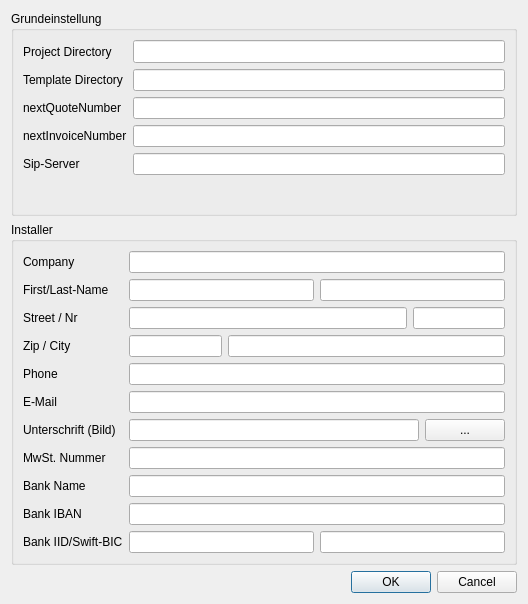
Qt form Ui/Preferences.ui (GnuSolar/GnuSolar) before a commit.
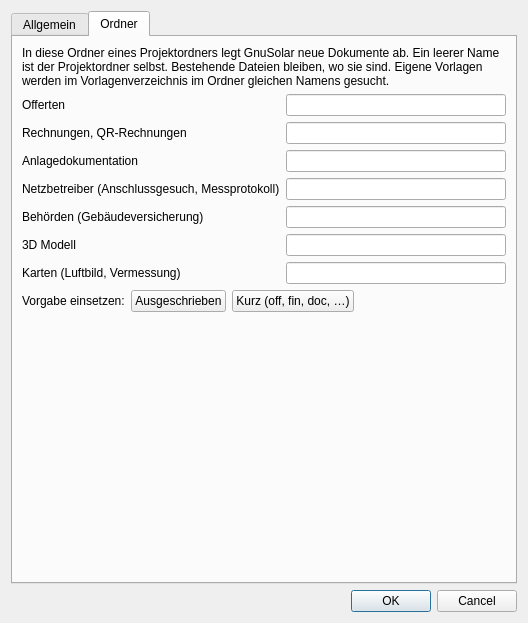
The same form after that commit. The open tabs and pages were chosen to show the change.

Commit message:
Folders of new documents are named by the installer
The folders GnuSolar creates documents in (off, fin, doc, evu, gov, cad,
gis) were fixed in the code. They are a setting now: preferences, tab
"Ordner", stored in config.json as "folders".

A new installation gets written out names (Offerten, Rechnungen, ...). A
config file without folder names is from before the setting and keeps the
short names, so nothing changes for existing projects. The installer's own
templates are searched in the folder of the same name in the template
directory. Documents a project file already lists are never moved.

What changed in the file:
```diff
--- a/Ui/Preferences.ui
+++ b/Ui/Preferences.ui
@@ -18,6 +18,16 @@
   </property>
   <layout class="QVBoxLayout" name="verticalLayout">
    <item>
+    <widget class="QTabWidget" name="tabWidget">
+     <property name="currentIndex">
+      <number>0</number>
+     </property>
+     <widget class="QWidget" name="tabGeneral">
+      <attribute name="title">
+       <string>Allgemein</string>
+      </attribute>
+      <layout class="QVBoxLayout" name="verticalLayout_2">
+       <item>
     <widget class="QGroupBox" name="groupBox_2">
      <property name="sizePolicy">
       <sizepolicy hsizetype="Preferred" vsizetype="Preferred">
@@ -435,6 +445,161 @@
        </layout>
       </item>
      </layout>
+        </widget>
+       </item>
+      </layout>
+     </widget>
+     <widget class="QWidget" name="tabFolders">
+      <attribute name="title">
+       <string>Ordner</string>
+      </attribute>
+      <layout class="QVBoxLayout" name="verticalLayout_3">
+       <item>
+        <widget class="QLabel" name="foldersInfo">
+         <property name="text">
+          <string>In diese Ordner eines Projektordners legt GnuSolar neue Dokumente ab. Ein leerer Name ist der Projektordner selbst. Bestehende Dateien bleiben, wo sie sind. Eigene Vorlagen werden im Vorlagenverzeichnis im Ordner gleichen Namens gesucht.</string>
+         </property>
+         <property name="wordWrap">
+          <bool>true</bool>
+         </property>
+        </widget>
+       </item>
+       <item>
+        <layout class="QFormLayout" name="formLayout_3">
+         <property name="fieldGrowthPolicy">
+          <enum>QFormLayout::AllNonFixedFieldsGrow</enum>
+         </property>
+         <item row="0" column="0">
+          <widget class="QLabel" name="folderLabel_quotes">
+           <property name="text">
+            <string>Offerten</string>
+           </property>
+          </widget>
+         </item>
+         <item row="0" column="1">
+          <widget class="QLineEdit" name="folder_quotes"/>
+         </item>
+         <item row="1" column="0">
+          <widget class="QLabel" name="folderLabel_invoices">
+           <property name="text">
+            <string>Rechnungen, QR-Rechnungen</string>
+           </property>
+          </widget>
+         </item>
+         <item row="1" column="1">
+          <widget class="QLineEdit" name="folder_invoices"/>
+         </item>
+         <item row="2" column="0">
+          <widget class="QLabel" name="folderLabel_documentation">
+           <property name="text">
+            <string>Anlagedokumentation</string>
+           </property>
+          </widget>
+         </item>
+         <item row="2" column="1">
+          <widget class="QLineEdit" name="folder_documentation"/>
+         </item>
+         <item row="3" column="0">
+          <widget class="QLabel" name="folderLabel_gridOperator">
+           <property name="text">
+            <string>Netzbetreiber (Anschlussgesuch, Messprotokoll)</string>
+           </property>
+          </widget>
+         </item>
+         <item row="3" column="1">
+          <widget class="QLineEdit" name="folder_gridOperator"/>
+         </item>
+         <item row="4" column="0">
+          <widget class="QLabel" name="folderLabel_authorities">
+           <property name="text">
+            <string>Behörden (Gebäudeversicherung)</string>
+           </property>
+          </widget>
+         </item>
+         <item row="4" column="1">
+          <widget class="QLineEdit" name="folder_authorities"/>
+         </item>
+         <item row="5" column="0">
+          <widget class="QLabel" name="folderLabel_plans">
+           <property name="text">
+            <string>3D Modell</string>
+           </property>
+          </widget>
+         </item>
+         <item row="5" column="1">
+          <widget class="QLineEdit" name="folder_plans"/>
+         </item>
+         <item row="6" column="0">
+          <widget class="QLabel" name="folderLabel_maps">
+           <property name="text">
+            <string>Karten (Luftbild, Vermessung)</string>
+           </property>
+          </widget>
+         </item>
+         <item row="6" column="1">
+          <widget class="QLineEdit" name="folder_maps"/>
+         </item>
+        </layout>
+       </item>
+       <item>
+        <layout class="QHBoxLayout" name="horizontalLayout_7">
+         <item>
+          <widget class="QLabel" name="folderPresetLabel">
+           <property name="text">
+            <string>Vorgabe einsetzen:</string>
+           </property>
+          </widget>
+         </item>
+         <item>
+          <widget class="QPushButton" name="folderPresetLong">
+           <property name="text">
+            <string>Ausgeschrieben</string>
+           </property>
+           <property name="autoDefault">
+            <bool>false</bool>
+           </property>
+          </widget>
+         </item>
+         <item>
+          <widget class="QPushButton" name="folderPresetShort">
+           <property name="text">
+            <string>Kurz (off, fin, doc, …)</string>
+           </property>
+           <property name="autoDefault">
+            <bool>false</bool>
+           </property>
+          </widget>
+         </item>
+         <item>
+          <spacer name="horizontalSpacer">
+           <property name="orientation">
+            <enum>Qt::Horizontal</enum>
+           </property>
+           <property name="sizeHint" stdset="0">
+            <size>
+             <width>40</width>
+             <height>20</height>
+            </size>
+           </property>
+          </spacer>
+         </item>
+        </layout>
+       </item>
+       <item>
+        <spacer name="verticalSpacer">
+         <property name="orientation">
+          <enum>Qt::Vertical</enum>
+         </property>
+         <property name="sizeHint" stdset="0">
+          <size>
+           <width>20</width>
+           <height>40</height>
+          </size>
+         </property>
+        </spacer>
+       </item>
+      </layout>
+     </widget>
     </widget>
    </item>
    <item>
```
Lines whose indentation alone changed are shown as unchanged. The commit also changes 4 other files.
